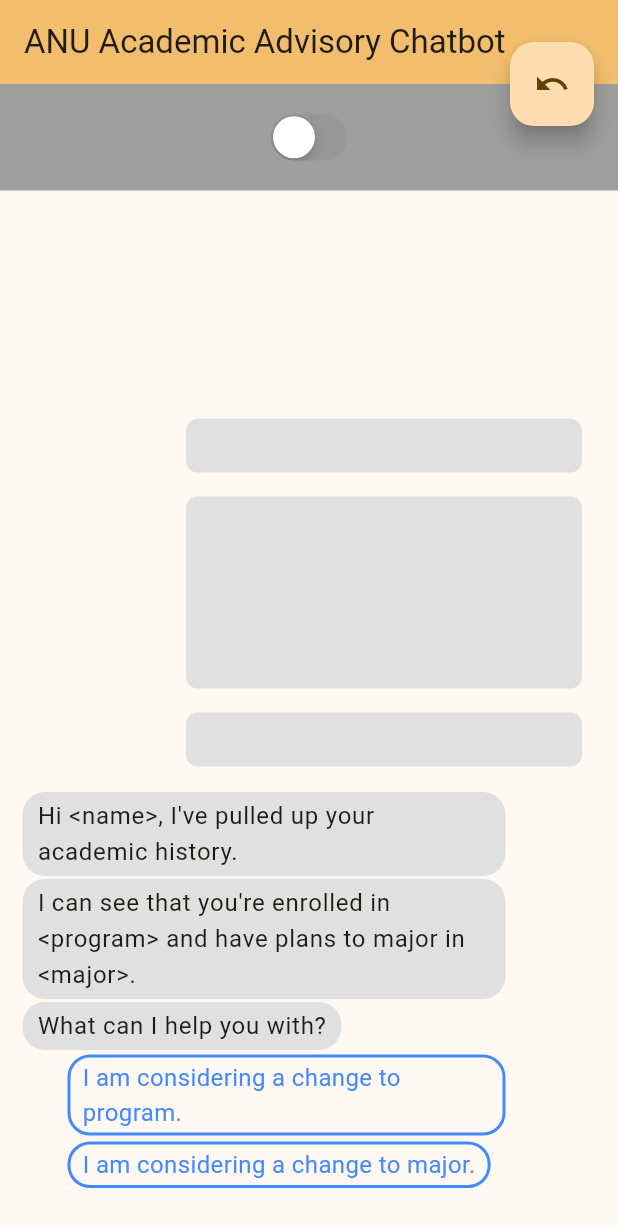
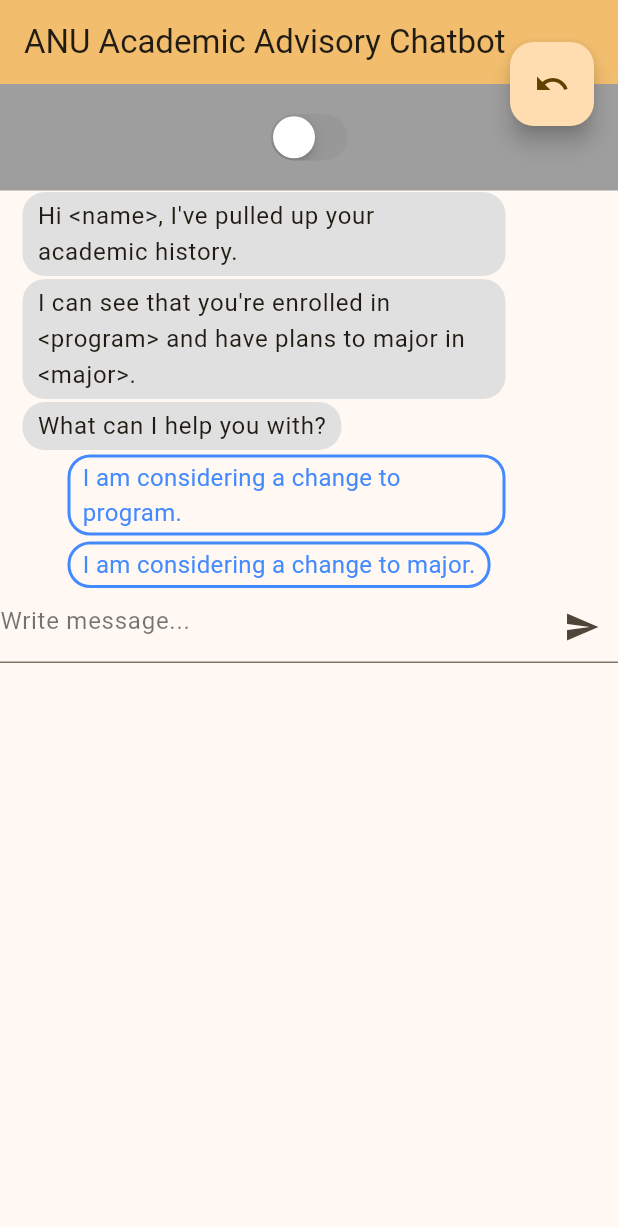
Before and after one commit to clintvidler/comp3900-flutter-chatbot, a Flutter app: the screen it shows after launch, on a phone screen of 412 x 824 dp. Shown: the top 1227 px of the screen. Run offline on Flutter 3.47's test engine with Material 2 defaults, Android fonts, the light colour scheme and no system bars.

Commit message:
Add a text input field.

```diff
--- a/lib/main.dart
+++ b/lib/main.dart
@@ -1,7 +1,4 @@
 import 'package:flutter/material.dart';
-
-import 'dart:math';
-
 import 'package:flutter/cupertino.dart';
 
 import 'typing.dart';
@@ -87,6 +84,15 @@
     });
   }
 
+  final myController = TextEditingController();
+
+  @override
+  void dispose() {
+    // Clean up the controller when the widget is disposed.
+    myController.dispose();
+    super.dispose();
+  }
+
   @override
   Widget build(BuildContext context) {
     _clearHistory();
@@ -115,19 +121,6 @@
                 ),
               ),
             ),
-            Expanded(
-              child: ListView.builder(
-                padding: const EdgeInsets.symmetric(vertical: 8),
-                itemCount: 3,
-                reverse: true,
-                itemBuilder: (context, index) {
-                  return Padding(
-                    padding: const EdgeInsets.only(left: 100),
-                    child: FakeMessage(isBig: index.isOdd),
-                  );
-                },
-              ),
-            ),
             Align(
               alignment: Alignment.bottomLeft,
               child: TypingIndicator(
@@ -136,9 +129,19 @@
             ),
             for (var msg in _history) MsgLine(msg: msg),
             for (var sug in _suggestions) SuggestionLine(suggestion: sug),
-            const Padding(
-              padding: EdgeInsets.only(top: 30, bottom: 0),
+            const SizedBox(
+              width: 15,
             ),
+            Expanded(
+              child: MyMessage(myController: myController),
+            ),
+            const SizedBox(
+              width: 15,
+            ),
+
+            // const Padding(
+            //   padding: EdgeInsets.only(top: 30, bottom: 0),
+            // ),
           ],
         ),
       ),
@@ -148,6 +151,35 @@
         child: const Icon(Icons.undo),
       ),
     );
+  }
+}
+
+class MyMessage extends StatelessWidget {
+  const MyMessage({
+    super.key,
+    required this.myController,
+  });
+
+  final TextEditingController myController;
+
+  @override
+  Widget build(BuildContext context) {
+    return TextField(
+        controller: myController,
+        textInputAction: TextInputAction.search,
+        onSubmitted: (value) {
+          print(myController.text);
+        },
+        decoration: InputDecoration(
+          hintText: "Write message...",
+          hintStyle: const TextStyle(color: Colors.black54),
+          suffixIcon: IconButton(
+            icon: const Icon(Icons.send),
+            onPressed: () {
+              print(myController.text);
+            },
+          ),
+        ));
   }
 }
 
--- a/lib/typing.dart
+++ b/lib/typing.dart
@@ -2,7 +2,6 @@
 
 import 'dart:math';
 
-import 'package:flutter/cupertino.dart';
 
 class TypingIndicator extends StatefulWidget {
   const TypingIndicator({
```
Also changed, not shown: lib/snipets.dart (added, +15 -0 lines).
